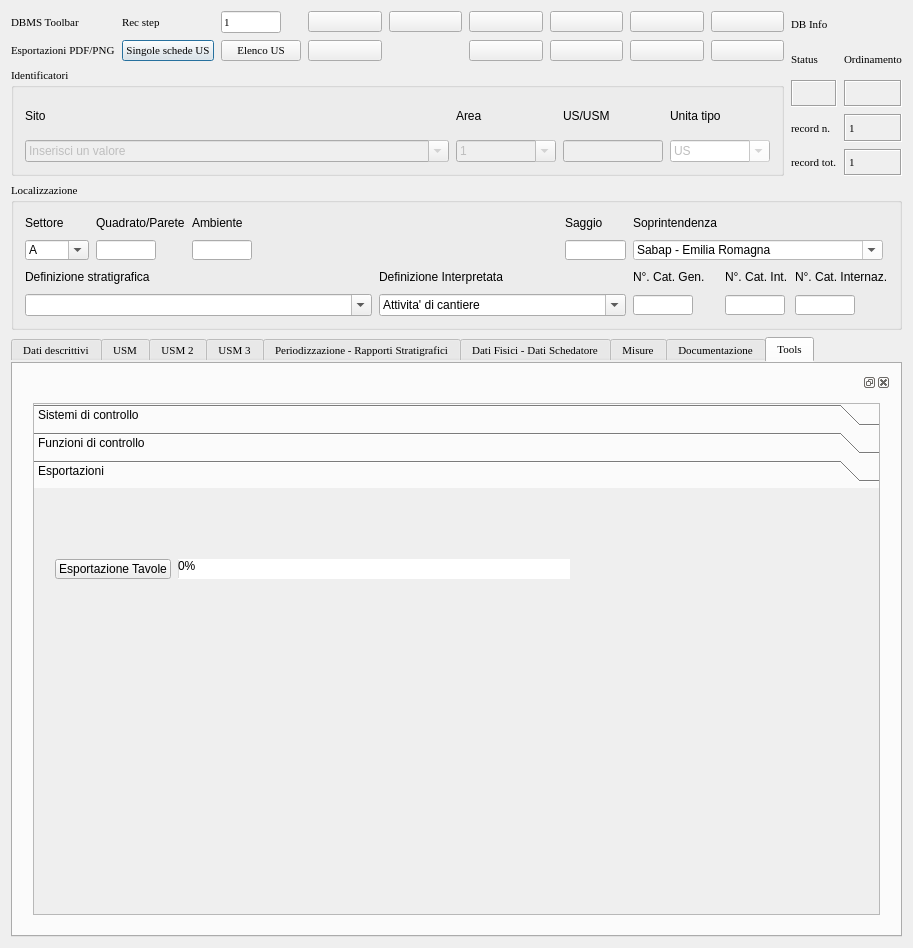
Before: the Qt Designer form gui/ui/US_USM.ui in pyarchinit/pyarchinit, drawn with Qt 5.
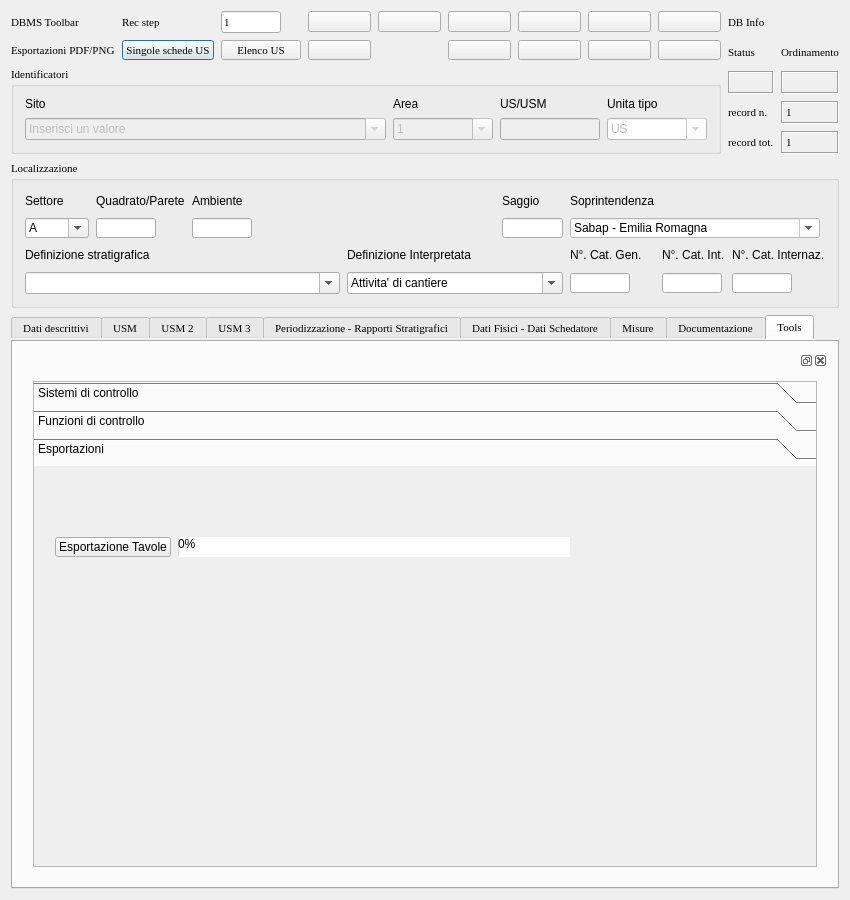
After: the same form once the commit is applied. The open tabs and pages were chosen to show the change. Icons and pictures are not drawn. Custom widgets are drawn as their Qt base class.

The edit to the form file:
```diff
--- a/gui/ui/US_USM.ui
+++ b/gui/ui/US_USM.ui
@@ -2,16 +2,8 @@
 <ui version="4.0">
  <class>DialogUS</class>
  <widget class="QDialog" name="DialogUS">
-  <property name="geometry">
-   <rect>
-    <x>0</x>
-    <y>0</y>
-    <width>913</width>
-    <height>948</height>
-   </rect>
-  </property>
   <property name="sizePolicy">
-   <sizepolicy hsizetype="Expanding" vsizetype="Expanding">
+   <sizepolicy hsizetype="Expanding" vsizetype="Preferred">
     <horstretch>0</horstretch>
     <verstretch>0</verstretch>
    </sizepolicy>
@@ -25,7 +17,7 @@
   <property name="maximumSize">
    <size>
     <width>16777215</width>
-    <height>970</height>
+    <height>900</height>
    </size>
   </property>
   <property name="font">
@@ -6118,8 +6110,8 @@
                <rect>
                 <x>0</x>
                 <y>0</y>
-                <width>843</width>
-                <height>413</height>
+                <width>786</width>
+                <height>366</height>
                </rect>
               </property>
               <attribute name="label">
```
